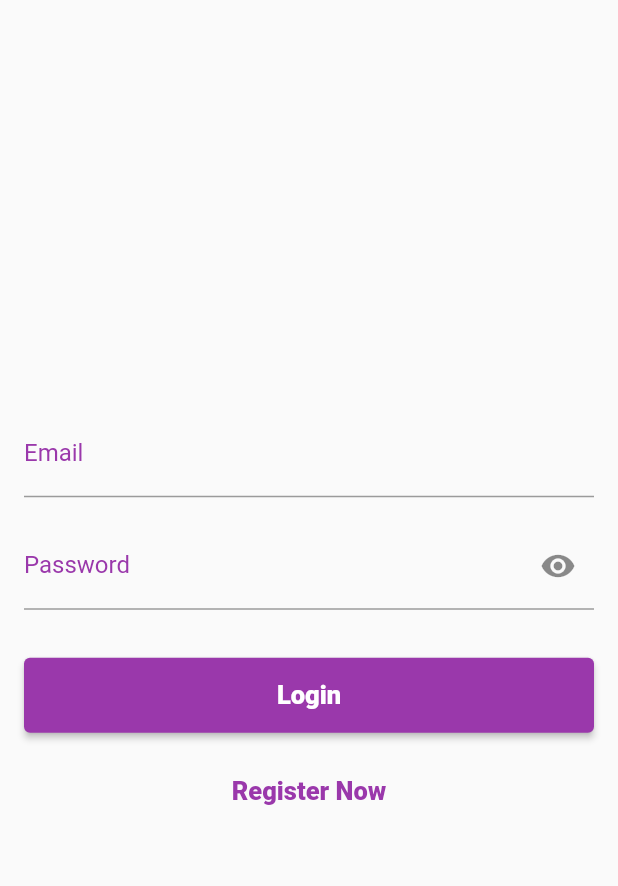
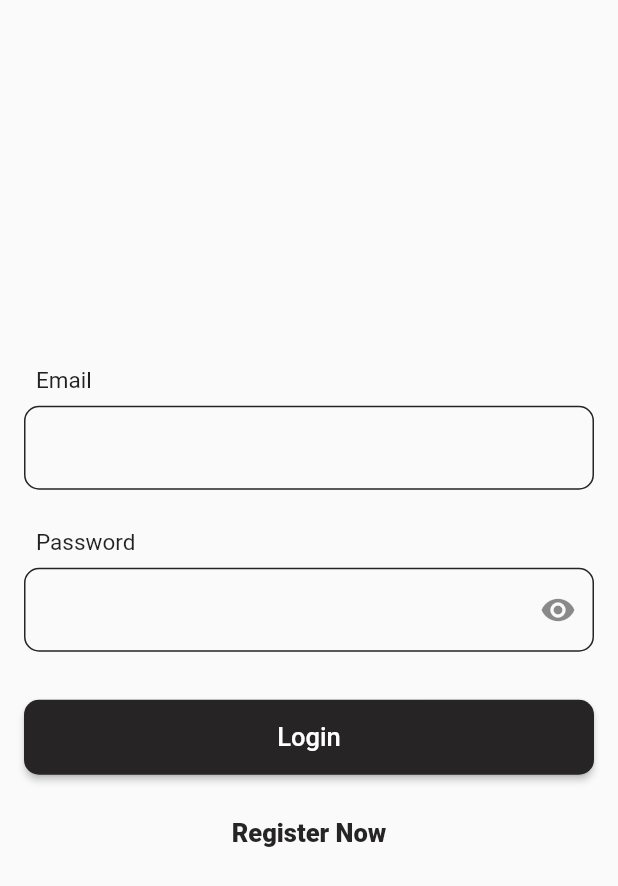
Before and after one commit to jasimrazi/Event-Lister, a Flutter app: the LoginPage screen opened directly, on a phone screen of 412 x 824 dp. Shown: the top 886 px of the screen. Run offline on Flutter 3.47's test engine with Material 2 defaults, Android fonts, the light colour scheme and no system bars; our stand-ins replace firebase_auth, firebase_core, google_fonts; missing offline and left inert: dart:ffi; accounts and stored records are empty; network calls fail; Roboto replaces fonts that are missing (Roboto Mono).

Commit message:
black login

```diff
--- a/lib/pages/loginpage.dart
+++ b/lib/pages/loginpage.dart
@@ -11,6 +11,7 @@
 }
 
 class _LoginPageState extends State<LoginPage> {
+  bool passwordVisible = true;
   final emailController = TextEditingController();
   final passwordController = TextEditingController();
   String? errorMessage;
@@ -48,34 +49,72 @@
         padding: const EdgeInsets.all(16.0),
         child: Column(
           mainAxisAlignment: MainAxisAlignment.center,
+          crossAxisAlignment: CrossAxisAlignment.stretch,
           children: <Widget>[
+            Padding(
+              padding: const EdgeInsets.only(left: 8.0, bottom: 8.0),
+              child: Text(
+                "Email",
+                style: TextStyle(fontSize: 15, fontFamily: 'Roboto Mono'),
+              ),
+            ),
             TextField(
-              style: TextStyle(color: Color.fromARGB(255, 154, 56, 171)),
+              style: TextStyle(height: 1),
               controller: emailController,
               decoration: InputDecoration(
-                  labelText: 'Email',
-                  labelStyle:
-                      TextStyle(color: Color.fromARGB(255, 154, 56, 171)),
-                  focusedBorder: UnderlineInputBorder(
-                      borderSide: BorderSide(
-                          color: Color.fromARGB(255, 154, 56, 171)))),
+                enabledBorder: OutlineInputBorder(
+                    borderSide: BorderSide(
+                      width: 1,
+                      color: Color.fromARGB(255, 38, 36, 36),
+                    ),
+                    borderRadius: BorderRadius.circular(10.0)),
+                focusedBorder: OutlineInputBorder(
+                    borderRadius: BorderRadius.circular(10.0),
+                    borderSide: BorderSide(
+                      width: 2,
+                      color: Color.fromARGB(255, 38, 36, 36),
+                    )),
+              ),
             ),
             SizedBox(height: 16.0),
-            TextField(
-              style: TextStyle(color: Color.fromARGB(255, 154, 56, 171)),
-              controller: passwordController,
-              obscureText: true,
-              decoration: InputDecoration(
-                  labelText: 'Password',
-                  labelStyle:
-                      TextStyle(color: Color.fromARGB(255, 154, 56, 171)),
-                  focusedBorder: UnderlineInputBorder(
-                      borderSide:
-                          BorderSide(color: Color.fromARGB(255, 154, 56, 171))),
-                  suffixIcon: new Icon(Icons.remove_red_eye,
-
+            Padding(
+              padding: const EdgeInsets.only(left: 8.0, bottom: 8.0, top: 10.0),
+              child: Text(
+                "Password",
+                style: TextStyle(fontSize: 15, fontFamily: 'Roboto Mono'),
+              ),
+            ),
+            Container(
+              child: TextField(
+                style: TextStyle(height: 1),
+                controller: passwordController,
+                obscureText: passwordVisible,
+                decoration: InputDecoration(
+                  enabledBorder: OutlineInputBorder(
+                    borderSide: BorderSide(
+                      width: 1,
+                      color: Color.fromARGB(255, 38, 36, 36),
+                    ),
+                    borderRadius: BorderRadius.circular(10.0),
                   ),
+                  focusedBorder: OutlineInputBorder(
+                      borderRadius: BorderRadius.circular(10.0),
+                      borderSide: BorderSide(
+                        width: 2,
+                        color: Color.fromARGB(255, 38, 36, 36),
+                      )),
+                  suffixIcon: IconButton(
+                    icon: Icon(passwordVisible
+                        ? Icons.visibility
+                        : Icons.visibility_off),
+                    onPressed: () {
+                      setState(() {
+                        passwordVisible = !passwordVisible;
+                      });
+                    },
                   ),
+                ),
+              ),
             ),
             SizedBox(height: 8.0),
             if (errorMessage != null)
@@ -93,14 +132,15 @@
                 onPressed: () {
                   signIn();
                 },
-                style: ButtonStyle(
-                  backgroundColor: MaterialStateProperty.all<Color>(
-                    Color.fromARGB(255, 154, 56, 171),
+                style: ElevatedButton.styleFrom(
+                  shape: RoundedRectangleBorder(
+                    borderRadius: BorderRadius.circular(10.0),
                   ),
+                  backgroundColor: Color.fromARGB(255, 38, 36, 36),
                 ),
                 child: Text('Login',
                     style: TextStyle(
-                      fontWeight: FontWeight.w900,
+                      fontFamily: 'Roboto Mono',
                       fontSize: 17,
                     )),
               ),
@@ -115,7 +155,7 @@
                 },
                 style: ButtonStyle(
                     foregroundColor: MaterialStateProperty.all<Color>(
-                  Color.fromARGB(255, 154, 56, 171),
+                  Color.fromARGB(255, 38, 36, 36),
                 )),
                 child: Text(
                   'Register Now',
```
